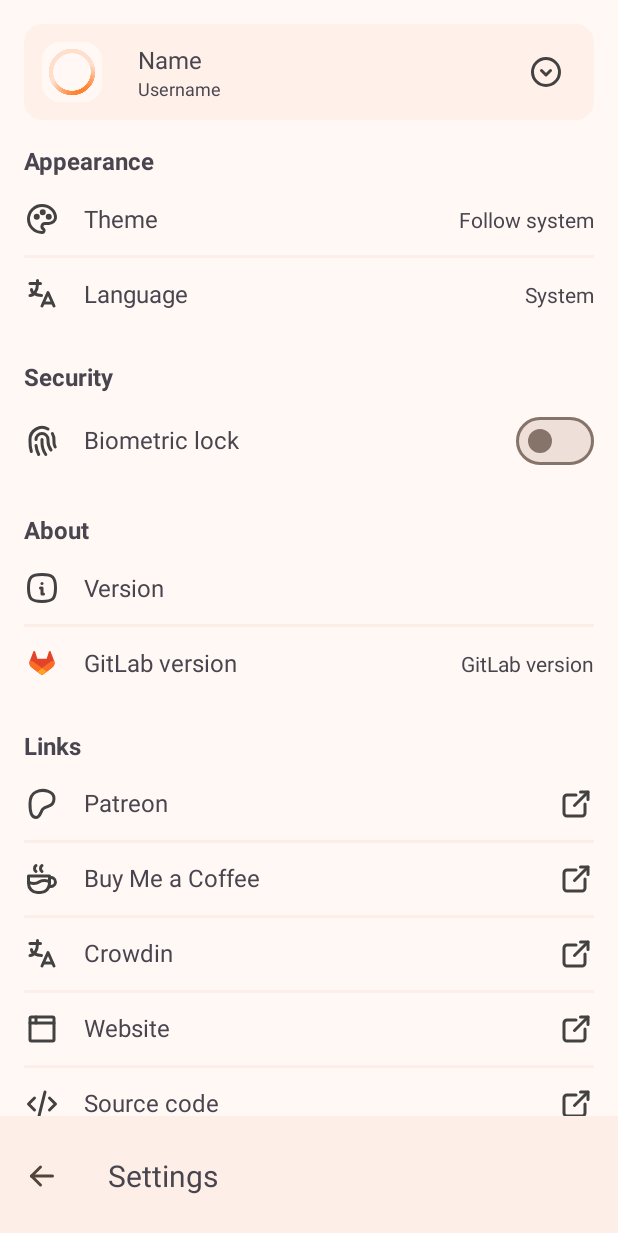
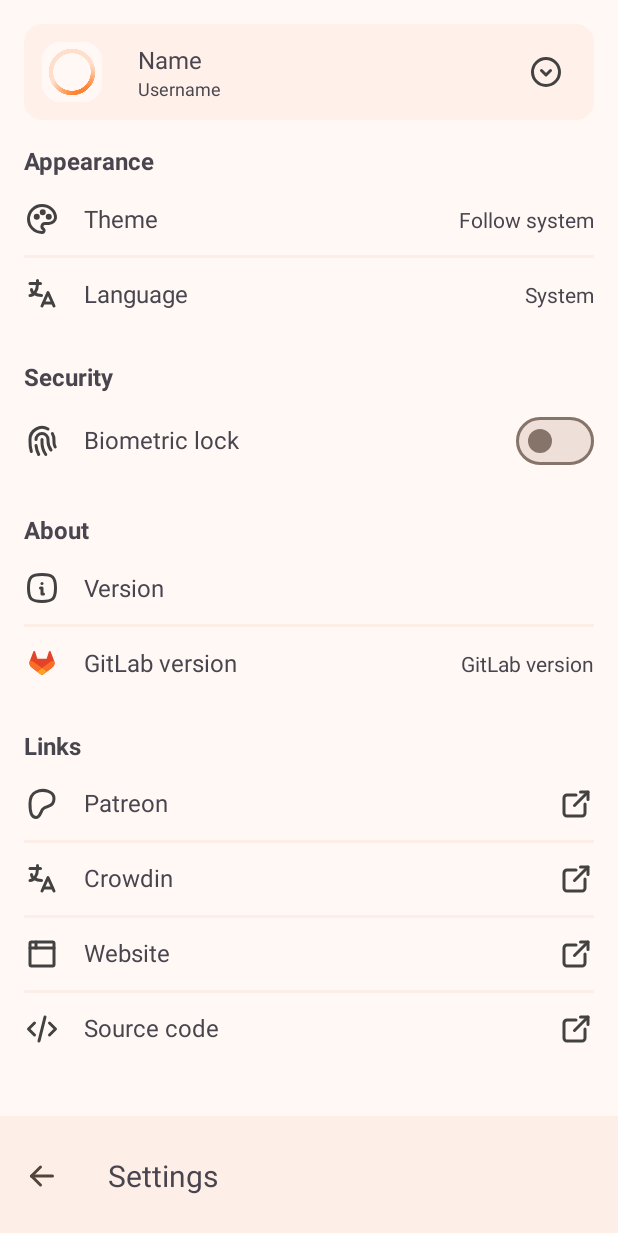
Before and after one commit to labnex/LabNex, an Android app: the AppSettingsActivity screen opened directly, with no data from a screen before it, on a phone screen of 412 x 824 dp. Shown: the top 1233 px of the screen. Run offline under Robolectric (Android 15) with nearby library versions, the phone set to English and light mode, and no system bars; our stand-ins replace Room's generated code; pictures from the network do not load; 2 statements that could not run were skipped.

```diff
--- a/app/src/main/java/com/labnex/app/activities/AppSettingsActivity.java
+++ b/app/src/main/java/com/labnex/app/activities/AppSettingsActivity.java
@@ -75,12 +75,6 @@ public class AppSettingsActivity extends BaseActivity implements BottomSheetList
 								this,
 								AppSettingsActivity.this,
 								getResources().getString(R.string.support_link_patreon)));
-		binding.supportBmcFrame.setOnClickListener(
-				v12 ->
-						Utils.openUrlInBrowser(
-								this,
-								AppSettingsActivity.this,
-								getResources().getString(R.string.support_link_buy_me_a_coffee)));
 		binding.crowdinFrame.setOnClickListener(
 				v13 ->
 						Utils.openUrlInBrowser(
@@ -103,8 +97,6 @@ public class AppSettingsActivity extends BaseActivity implements BottomSheetList
 		if (Utils.isPremium(ctx)) {
 			binding.supportPatreonFrame.setVisibility(View.GONE);
 			binding.dividerPatreon.setVisibility(View.GONE);
-			binding.supportBmcFrame.setVisibility(View.GONE);
-			binding.dividerBmc.setVisibility(View.GONE);
 		}
 
 		Bundle bsBundle = new Bundle();
--- a/app/src/main/java/com/labnex/app/activities/BaseActivity.java
+++ b/app/src/main/java/com/labnex/app/activities/BaseActivity.java
@@ -4,6 +4,7 @@ import android.content.Context;
 import android.content.Intent;
 import android.os.Bundle;
 import androidx.appcompat.app.AppCompatActivity;
+import androidx.biometric.BiometricManager;
 import com.labnex.app.R;
 import com.labnex.app.contexts.AccountContext;
 import com.labnex.app.core.CoreApplication;
@@ -60,8 +61,12 @@ public abstract class BaseActivity extends AppCompatActivity {
 	public void onResume() {
 		super.onResume();
 
+		if (BiometricManager.from(ctx)
+						.canAuthenticate(BiometricManager.Authenticators.BIOMETRIC_WEAK)
+				== BiometricManager.BIOMETRIC_SUCCESS) {
 			if (Boolean.parseBoolean(
-						AppSettingsInit.getSettingsValue(ctx, AppSettingsInit.APP_BIOMETRIC_KEY))
+							AppSettingsInit.getSettingsValue(
+									ctx, AppSettingsInit.APP_BIOMETRIC_KEY))
 					&& !Boolean.parseBoolean(
 							AppSettingsInit.getSettingsValue(
 									ctx, AppSettingsInit.APP_BIOMETRIC_LIFE_CYCLE_KEY))) {
@@ -70,6 +75,7 @@ public abstract class BaseActivity extends AppCompatActivity {
 				ctx.startActivity(unlockIntent);
 			}
 		}
+	}
 
 	public AccountContext getAccount() {
 		return ((CoreApplication) getApplication()).currentAccount;
--- a/app/src/main/res/layout/activity_app_settings.xml
+++ b/app/src/main/res/layout/activity_app_settings.xml
@@ -454,56 +454,6 @@
                     android:background="?android:attr/listDivider" />
 
                 <LinearLayout
-                    android:id="@+id/support_bmc_frame"
-                    android:layout_width="match_parent"
-                    android:layout_height="wrap_content"
-                    android:background="?android:attr/selectableItemBackground"
-                    android:gravity="center_vertical"
-                    android:orientation="horizontal">
-
-                    <ImageView
-                        android:layout_width="@dimen/dimen24dp"
-                        android:layout_height="@dimen/dimen24dp"
-                        android:contentDescription="@string/support_text_buy_me_a_coffee"
-                        android:layout_marginEnd="@dimen/dimen16dp"
-                        app:srcCompat="@drawable/ic_bmc" />
-
-                    <LinearLayout
-                        android:id="@+id/support_bmc_selection"
-                        android:layout_width="match_parent"
-                        android:layout_height="wrap_content"
-                        android:orientation="horizontal"
-                        tools:ignore="UseCompoundDrawables">
-
-                        <TextView
-                            android:id="@+id/support_bmc_title"
-                            android:layout_width="0dp"
-                            android:layout_height="wrap_content"
-                            android:layout_weight="1"
-                            android:text="@string/support_text_buy_me_a_coffee"
-                            android:textSize="@dimen/dimen16sp" />
-
-                        <ImageView
-                            android:id="@+id/support_bmc"
-                            android:layout_width="@dimen/dimen24dp"
-                            android:layout_height="@dimen/dimen24dp"
-                            android:contentDescription="@string/support_text_buy_me_a_coffee"
-                            app:srcCompat="@drawable/ic_external_link" />
-
-                    </LinearLayout>
-
-                </LinearLayout>
-
-                <com.google.android.material.divider.MaterialDivider
-                    android:id="@+id/divider_bmc"
-                    android:layout_width="match_parent"
-                    android:layout_height="@dimen/dimen2dp"
-                    app:dividerColor="?attr/divider"
-                    android:layout_marginTop="@dimen/dimen12dp"
-                    android:layout_marginBottom="@dimen/dimen12dp"
-                    android:background="?android:attr/listDivider" />
-
-                <LinearLayout
                     android:id="@+id/crowdin_frame"
                     android:layout_width="match_parent"
                     android:layout_height="wrap_content"
```
Also changed, not shown: 1 other file. Lines whose indentation alone changed are shown as unchanged.
